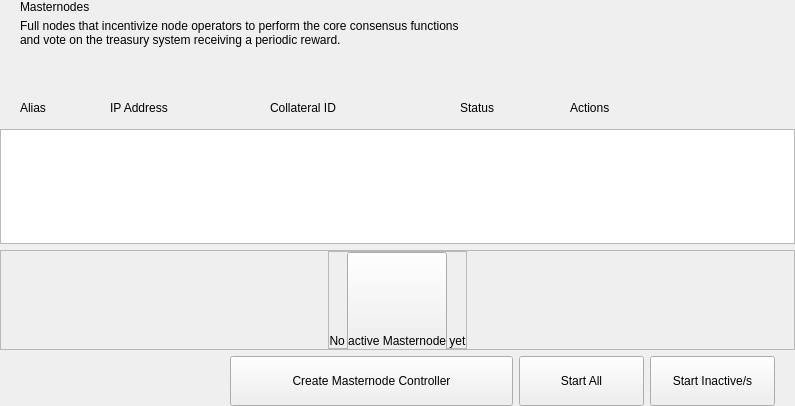
This is src/qt/kristatech/forms/masternodeswidget.ui in bedri/KristaTech-KRISTA as Qt 5 draws it before an edit. The edited form follows.
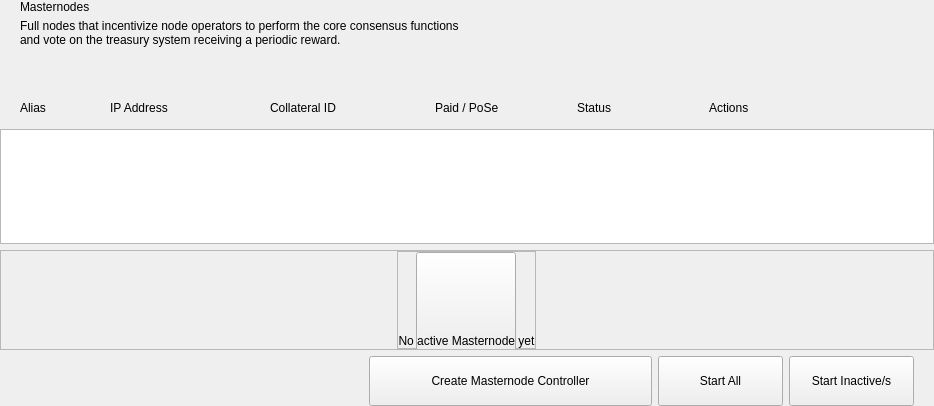
This is the edited form.

```diff
--- a/src/qt/kristatech/forms/masternodeswidget.ui
+++ b/src/qt/kristatech/forms/masternodeswidget.ui
@@ -163,7 +163,7 @@
               <widget class="QLabel" name="labelHeaderTxId">
                <property name="minimumSize">
                 <size>
-                 <width>180</width>
+                  <width>155</width>
                  <height>0</height>
                 </size>
                </property>
@@ -172,11 +172,30 @@
                </property>
               </widget>
              </item>
+              <item>
+               <widget class="QLabel" name="labelHeaderPaidPose">
+                <property name="minimumSize">
+                 <size>
+                  <width>132</width>
+                  <height>0</height>
+                 </size>
+                </property>
+                <property name="maximumSize">
+                 <size>
+                  <width>132</width>
+                  <height>16777215</height>
+                 </size>
+                </property>
+                <property name="text">
+                 <string>Paid / PoSe</string>
+                </property>
+               </widget>
+              </item>
              <item>
               <widget class="QLabel" name="labelHeaderStatus">
                <property name="minimumSize">
                 <size>
-                 <width>100</width>
+                  <width>122</width>
                  <height>0</height>
                 </size>
                </property>
```
Lines whose indentation alone changed are shown as unchanged.
